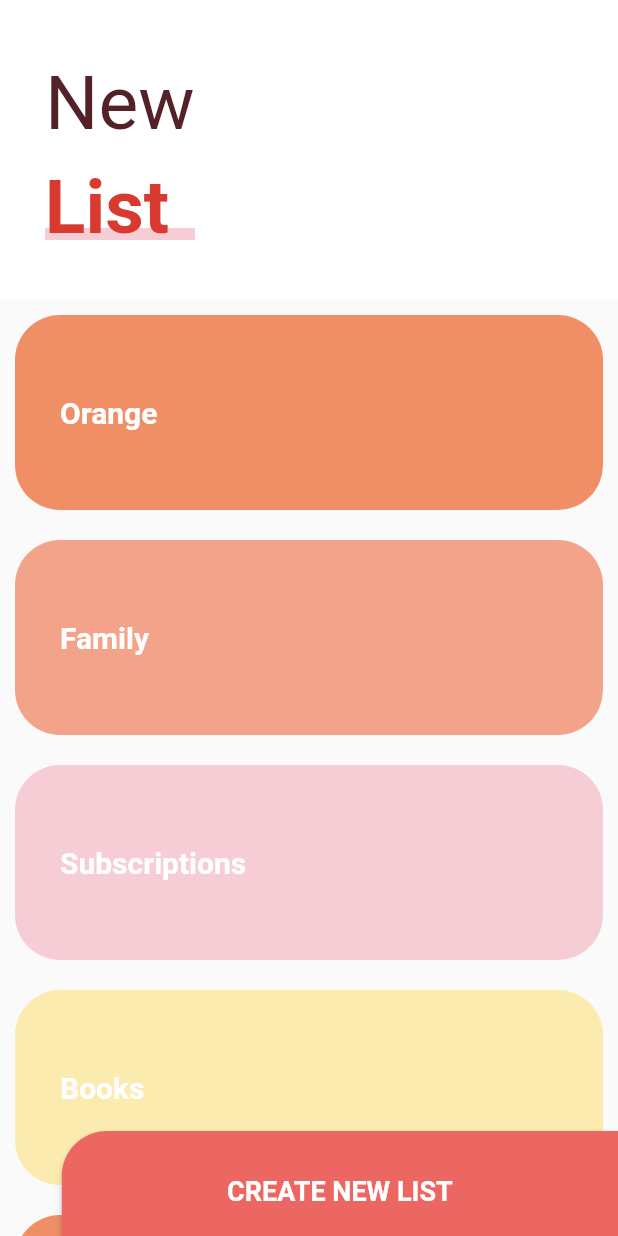
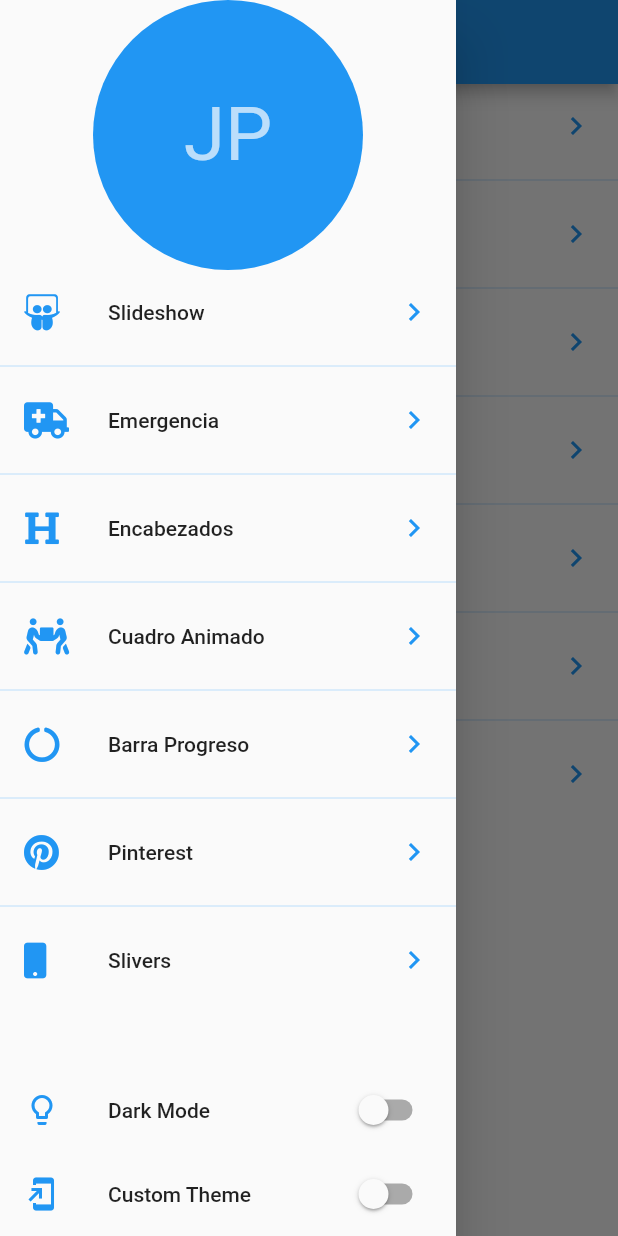
Before and after one commit to jorgetinto/ProfessionalDesigns, a Flutter app: the screen it shows after launch, with the side drawer open (before the commit the screen has no drawer), on a phone screen of 412 x 824 dp. Run offline on Flutter 3.47's test engine with Material 2 defaults, Android fonts, the phone set to English and light mode, and no system bars; our stand-ins replace animate_do, flutter_svg, font_awesome_flutter.

Commit message:
Fin seccion 10

```diff
--- a/lib/main.dart
+++ b/lib/main.dart
@@ -1,23 +1,28 @@
-// import 'package:custom_painter/src/pages/animaciones_page.dart';
-// import 'package:custom_painter/src/labs/circular_progress_page.dart';
-// import 'package:custom_painter/src/pages/graficas_circulares_page.dart';
-// import 'package:custom_painter/src/pages/slideshow_page.dart';
-// import 'package:custom_painter/src/reto/cuadrado_animado_page.dart';
-// import 'package:custom_painter/src/pages/headers_page.dart';
-// import 'package:custom_painter/src/pages/pinterest_page.dart';
-// import 'package:custom_painter/src/pages/amergency_page.dart';
-import 'package:custom_painter/src/pages/slider_list_page.dart';
+import 'package:custom_painter/src/theme/theme.dart';
 import 'package:flutter/material.dart';
 
-void main() => runApp(MyApp());
+import 'package:custom_painter/src/pages/laucher_page.dart';
+import 'package:provider/provider.dart';
+
+
+void main() => runApp(
+  ChangeNotifierProvider(
+    create: (_) => new ThemeChanger(1),
+    child: MyApp()
+  )
+);
 
 class MyApp extends StatelessWidget {
   @override
   Widget build(BuildContext context) {
+
+    final currentTheme = Provider.of<ThemeChanger>(context).currentTheme;
+
     return MaterialApp(
       debugShowCheckedModeBanner: false,
+      theme: currentTheme,
       title: 'Diseños App',
-      home: SliverListPage()
+      home: LaucherPage()
     );
   }
 }
--- a/lib/src/pages/headers_page.dart
+++ b/lib/src/pages/headers_page.dart
@@ -1,11 +1,15 @@
+import 'package:custom_painter/src/theme/theme.dart';
 import 'package:custom_painter/src/widgets/headers.dart';
 import 'package:flutter/material.dart';
+import 'package:provider/provider.dart';
 
 class HeaderPage extends StatelessWidget {
   @override
   Widget build(BuildContext context) {
+
+    final accentColor = Provider.of<ThemeChanger>(context).currentTheme.accentColor;
     return Scaffold(
-      body: HeaderWaveGradient()
+      body: HeaderWave(color:  accentColor)
     );
   }
 }
--- /dev/null
+++ b/lib/src/pages/laucher_page.dart
@@ -0,0 +1,109 @@
+import 'package:custom_painter/src/theme/theme.dart';
+import 'package:flutter/material.dart';
+import 'package:font_awesome_flutter/font_awesome_flutter.dart';
+
+import 'package:custom_painter/src/routes/routes.dart';
+import 'package:provider/provider.dart';
+
+
+class LaucherPage extends StatelessWidget {
+
+  @override
+  Widget build(BuildContext context) {
+    return Scaffold(
+      appBar: AppBar(
+        title: Text('Diseño en Flutter'),
+      ),
+      drawer: _MenuPrincipal(),
+      body: _ListOpciones(),
+    );
+  }
+}
+
+class _ListOpciones extends StatelessWidget {
+
+  @override
+  Widget build(BuildContext context) {
+
+    final appTheme  = Provider.of<ThemeChanger>(context).currentTheme;
+
+    return ListView.separated(
+      physics: BouncingScrollPhysics(),
+      itemCount: pageRoutes.length,
+      separatorBuilder: (context, i) => Divider(
+        color: appTheme.primaryColorLight,
+      ),
+      itemBuilder: (context, i) => ListTile(
+
+        leading: FaIcon(pageRoutes[i].icon, color: appTheme.accentColor),
+        title: Text(pageRoutes[i].titulo),
+        trailing: Icon(Icons.chevron_right, color: appTheme.accentColor),
+        onTap: () {
+          Navigator.push(context, MaterialPageRoute(builder: (BuildContext context) => pageRoutes[i].page));
+        },
+      ),
+
+    );
+  }
+}
+
+class _MenuPrincipal extends StatelessWidget {
+
+  @override
+  Widget build(BuildContext context) {
+
+    final appTheme = Provider.of<ThemeChanger>(context);
+    final accentColor = appTheme.currentTheme.accentColor;
+
+    return Drawer(
+      child: Container(
+        child: Column(
+          children: <Widget>[
+
+            SafeArea(
+              child: Container(
+                width: double.infinity,
+                height: 180,
+                child: CircleAvatar(
+                  backgroundColor: accentColor,
+                  child: Text('JP', style: TextStyle(fontSize: 50),),
+                ),
+              ),
+            ),
+
+            Expanded(
+              child: _ListOpciones()
+            ),
+
+            ListTile(
+              leading: Icon(Icons.lightbulb_outline, color: accentColor),
+              title: Text('Dark Mode'),
+              trailing: Switch.adaptive(
+                value: appTheme.darkTheme,
+                activeColor: Colors.blue,
+                onChanged: (value)  => appTheme.darkTheme = value
+              ),
+            ),
+
+            SafeArea(
+              bottom: true,
+              top:    false,
+              right:  false,
+              left:   false,
+              child: ListTile(
+                leading: Icon(Icons.add_to_home_screen, color: accentColor),
+                title: Text('Custom Theme'),
+                trailing: Switch.adaptive(
+                  value: appTheme.customTheme,
+                  activeColor: accentColor,
+                  onChanged: (value) => appTheme.customTheme = value
+                ),
+              ),
+            ),
+
+          ],
+        ),
+      ),
+    );
+  }
+}
--- a/lib/src/pages/pinterest_page.dart
+++ b/lib/src/pages/pinterest_page.dart
@@ -1,3 +1,4 @@
+import 'package:custom_painter/src/theme/theme.dart';
 import 'package:custom_painter/src/widgets/pinterest_manu.dart';
 import 'package:flutter/material.dart';
 import 'package:flutter_staggered_grid_view/flutter_staggered_grid_view.dart';
@@ -28,6 +29,7 @@ class _PinterestMenuLocation extends StatelessWidget {
 
     final widthPantalla = MediaQuery.of(context).size.width;
     final mostrar       = Provider.of<_MenuModel>(context).mostrar;
+    final appTheme      = Provider.of<ThemeChanger>(context).currentTheme;
 
     return Positioned(
       bottom: 30,
@@ -36,8 +38,8 @@ class _PinterestMenuLocation extends StatelessWidget {
         child: Align(
           child: PinterestMenu(
             mostrar: mostrar,
-            backgroundColor: Colors.white,
-            activeColor: Colors.blue,
+            backgroundColor: appTheme.scaffoldBackgroundColor,
+            activeColor: appTheme.accentColor,
             inactiveColor: Colors.blueGrey,
             items: [
                 PinterestButton(icon: Icons.pie_chart,              onPressed: () { print('Icon pie_chart');}),
--- a/lib/src/pages/slider_list_page.dart
+++ b/lib/src/pages/slider_list_page.dart
@@ -1,4 +1,6 @@
+import 'package:custom_painter/src/theme/theme.dart';
 import 'package:flutter/material.dart';
+import 'package:provider/provider.dart';
 
 class SliverListPage extends StatelessWidget {
 
@@ -24,18 +26,20 @@ class _BotonNewList extends StatelessWidget {
   Widget build(BuildContext context) {
 
     final size = MediaQuery.of(context).size;
+    final appTheme = Provider.of<ThemeChanger>(context);
 
     return ButtonTheme(
       minWidth: size.width * 0.9,
       height: 80,
       child: RaisedButton(
         onPressed: () {},
-        color: Color(0xffED6762),
+        color: (appTheme.darkTheme)? appTheme.currentTheme.accentColor : Color(0xffED6762),
         shape: RoundedRectangleBorder(
           borderRadius: BorderRadius.only(topLeft: Radius.circular(30))
         ),
         child: Text('CREATE NEW LIST',
-                  style: TextStyle(color: Colors.white,
+                  style: TextStyle(
+                        color: appTheme.currentTheme.scaffoldBackgroundColor,
                         fontSize: 18,
                         fontWeight: FontWeight.bold)
                   ),
@@ -61,6 +65,9 @@ class _MainScroll extends StatelessWidget {
 
   @override
   Widget build(BuildContext context) {
+
+    final appTheme = Provider.of<ThemeChanger>(context).currentTheme;
+
     return CustomScrollView(
       slivers: <Widget>[
           SliverPersistentHeader(
@@ -70,7 +77,7 @@ class _MainScroll extends StatelessWidget {
               maxheight: 200,
               child: Container(
                 alignment: Alignment.centerLeft,
-                color: Colors.white,
+                color: appTheme.scaffoldBackgroundColor,
                 child: _Titulo(),
               )
             )
@@ -128,15 +135,22 @@ class _ListItem extends StatelessWidget {
 
   @override
   Widget build(BuildContext context) {
+
+    final appTheme = Provider.of<ThemeChanger>(context);
+
     return Container(
 
-      child: Text(this.titulo, style: TextStyle(color: Colors.white, fontWeight: FontWeight.bold, fontSize: 20),),
+      child: Text(this.titulo, style: TextStyle(
+        color:  Colors.white,
+        fontWeight: FontWeight.bold,
+        fontSize: 20),
+      ),
       padding: EdgeInsets.all(30),
       alignment: Alignment.centerLeft,
       height: 130,
       margin: EdgeInsets.all(10),
       decoration: BoxDecoration(
-        color: this.color,
+        color: (appTheme.darkTheme) ? Colors.grey : this.color,
         borderRadius: BorderRadius.circular(30)
       ),
     );
@@ -147,12 +161,18 @@ class _Titulo extends StatelessWidget {
 
   @override
   Widget build(BuildContext context) {
+
+    final appTheme = Provider.of<ThemeChanger>(context);
+
     return Column(
       children: <Widget>[
         SizedBox(height: 30,),
         Container(
           margin: EdgeInsets.symmetric(horizontal: 30, vertical: 10),
-          child: Text('New', style: TextStyle(color: Color(0xff532128), fontSize: 50)),
+          child: Text('New', style: TextStyle(
+                                  color: (appTheme.darkTheme) ? Colors.grey : Color(0xff532128),
+                                  fontSize: 50)
+                                ),
         ),
         Stack(
           children: <Widget>[
@@ -163,7 +183,7 @@ class _Titulo extends StatelessWidget {
               child: Container(
                 width: 150,
                 height: 8,
-                color: Color(0xffF7CDD5),
+                color: (appTheme.darkTheme) ? Colors.grey : Color(0xffF7CDD5),
               )
             ),
 
--- /dev/null
+++ b/lib/src/routes/routes.dart
@@ -0,0 +1,31 @@
+import 'package:flutter/material.dart';
+
+import 'package:custom_painter/src/labs/slidershow_page.dart';
+import 'package:custom_painter/src/pages/amergency_page.dart';
+import 'package:custom_painter/src/pages/graficas_circulares_page.dart';
+import 'package:custom_painter/src/pages/headers_page.dart';
+import 'package:custom_painter/src/pages/pinterest_page.dart';
+import 'package:custom_painter/src/pages/slider_list_page.dart';
+import 'package:custom_painter/src/reto/cuadrado_animado_page.dart';
+import 'package:font_awesome_flutter/font_awesome_flutter.dart';
+
+final pageRoutes = <_Route>[
+    _Route(FontAwesomeIcons.slideshare, 'Slideshow', SlideShowPage()),
+    _Route(FontAwesomeIcons.ambulance, 'Emergencia', EmergencyPage()),
+    _Route(FontAwesomeIcons.heading, 'Encabezados', HeaderPage()),
+    _Route(FontAwesomeIcons.peopleCarry, 'Cuadro Animado', CuadradoAnimadoPage()),
+    _Route(FontAwesomeIcons.circleNotch, 'Barra Progreso', GraficasCircularesPage()),
+    _Route(FontAwesomeIcons.pinterest, 'Pinterest', PinterestPage()),
+    _Route(FontAwesomeIcons.mobile, 'Slivers', SliverListPage())
+];
+
+
+class _Route {
+
+  final IconData icon;
+  final String titulo;
+  final Widget page;
+
+  _Route(this.icon, this.titulo, this.page);
+
+}
--- /dev/null
+++ b/lib/src/theme/theme.dart
@@ -0,0 +1,69 @@
+import 'package:flutter/material.dart';
+
+class ThemeChanger with ChangeNotifier {
+
+  bool _darkTheme   = false;
+  bool _customTheme = false;
+  ThemeData _currentTheme;
+
+  ThemeChanger(int theme) {
+    switch(theme) {
+      case 1:
+        _darkTheme    = false;
+        _customTheme  = false;
+        _currentTheme = ThemeData.light();
+      break;
+
+      case 2:
+        _darkTheme    = true;
+        _customTheme  = false;
+        _currentTheme = ThemeData.dark().copyWith(
+          accentColor: Colors.pink
+        );
+      break;
+
+      case 3:
+        _darkTheme    = false;
+        _customTheme  = true;
+      break;
+
+      default:
+        _darkTheme    = false;
+        _customTheme  = false;
+        _currentTheme = ThemeData.light();
+    }
+  }
+
+  bool get darkTheme          => this._darkTheme;
+  bool get customTheme        => this._customTheme;
+  ThemeData get currentTheme  => this._currentTheme;
+
+  set darkTheme(bool value) {
+    _customTheme    = false;
+    _darkTheme      = value;
+    _currentTheme   = (value) ? ThemeData.dark().copyWith(
+                                  accentColor: Colors.pink
+                                ) : ThemeData.light();
+    notifyListeners();
+  }
+
+  set customTheme(bool value) {
+    _customTheme    = value;
+    _darkTheme      = false;
+
+    if ( value ) {
+      _currentTheme = ThemeData.dark().copyWith(
+          accentColor: Color(0xff48A0EB),
+          primaryColorLight: Colors.white,
+          scaffoldBackgroundColor: Color(0xff16202B),
+          textTheme: TextTheme(
+            bodyText1: TextStyle( color: Colors.white )
+          ),
+      );
+    } else {
+      _currentTheme = ThemeData.light();
+    }
+
+    notifyListeners();
+  }
+}
```
Also changed, not shown: lib/src/pages/graficas_circulares_page.dart (+9 -4 lines), lib/src/pages/slideshow_page.dart (+11 -5 lines), lib/src/widgets/headers.dart (+10 -2 lines).
